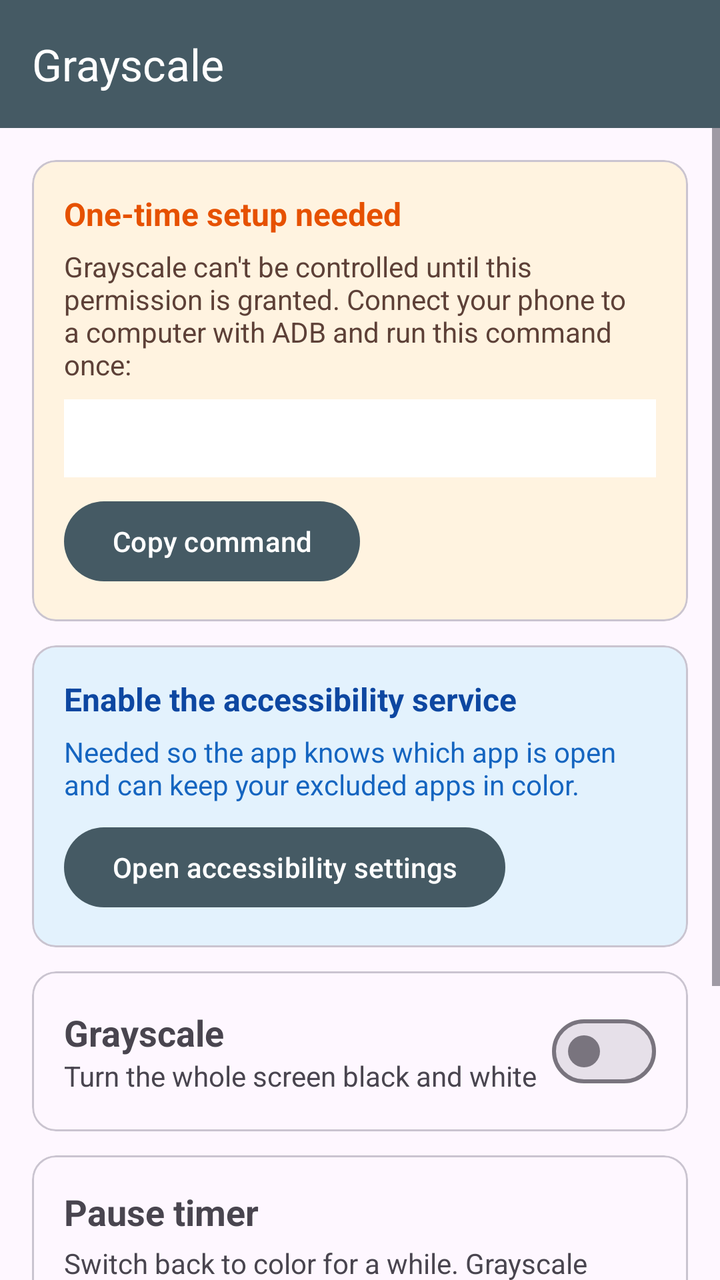
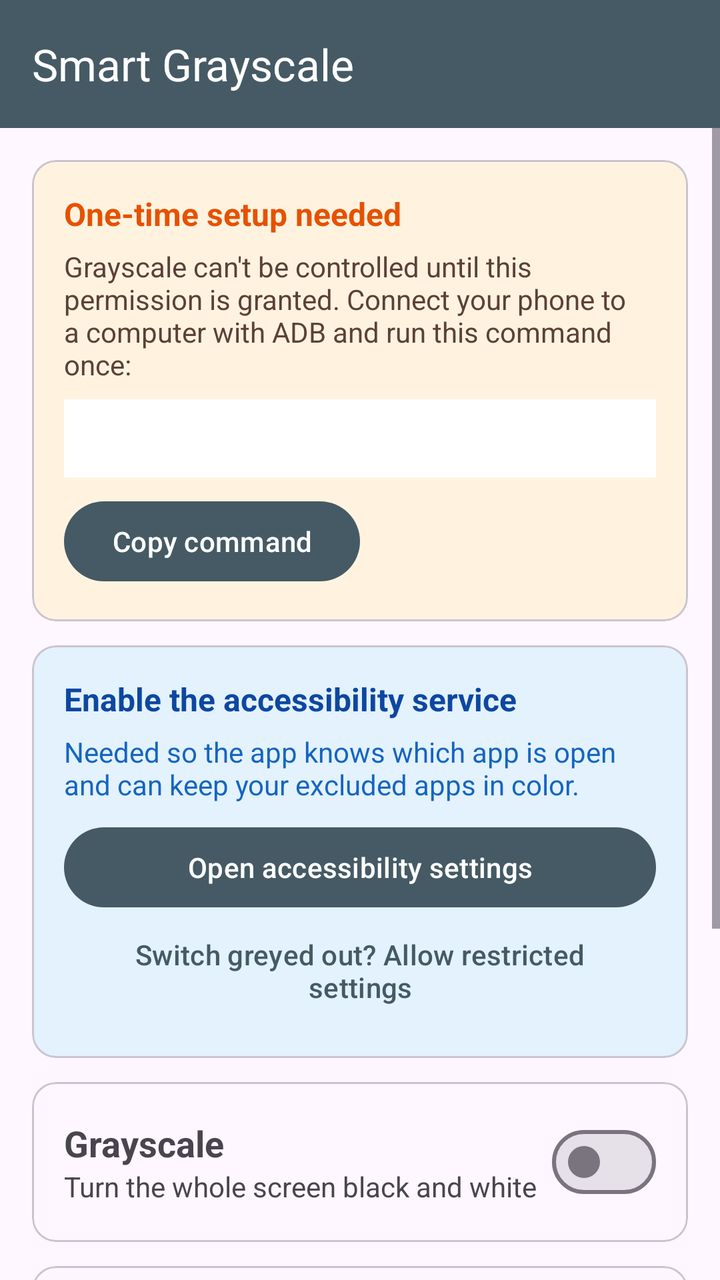

Screens rendered from an Android XML layout before and after an edit, with the pre-edit source and the edit as a unified diff.
<!-- AndroidManifest.xml: application theme Theme.GrayscaleToggle -->
<!-- res/layout/activity_main.xml -->
<?xml version="1.0" encoding="utf-8"?>
<LinearLayout xmlns:android="http://schemas.android.com/apk/res/android"
    xmlns:app="http://schemas.android.com/apk/res-auto"
    android:layout_width="match_parent"
    android:layout_height="match_parent"
    android:orientation="vertical">

    <com.google.android.material.appbar.MaterialToolbar
        android:id="@+id/toolbar"
        android:layout_width="match_parent"
        android:layout_height="?attr/actionBarSize"
        android:background="?attr/colorPrimary"
        app:title="@string/app_name"
        app:titleTextColor="?attr/colorOnPrimary" />

    <ScrollView
        android:layout_width="match_parent"
        android:layout_height="match_parent">

        <LinearLayout
            android:layout_width="match_parent"
            android:layout_height="wrap_content"
            android:orientation="vertical"
            android:padding="16dp">

            
            <com.google.android.material.card.MaterialCardView
                android:id="@+id/cardPermission"
                android:layout_width="match_parent"
                android:layout_height="wrap_content"
                android:layout_marginBottom="12dp"
                app:cardBackgroundColor="#FFF3E0"
                app:cardCornerRadius="12dp">

                <LinearLayout
                    android:layout_width="match_parent"
                    android:layout_height="wrap_content"
                    android:orientation="vertical"
                    android:padding="16dp">

                    <TextView
                        android:layout_width="wrap_content"
                        android:layout_height="wrap_content"
                        android:text="One-time setup needed"
                        android:textColor="#E65100"
                        android:textSize="16sp"
                        android:textStyle="bold" />

                    <TextView
                        android:layout_width="match_parent"
                        android:layout_height="wrap_content"
                        android:layout_marginTop="6dp"
                        android:text="Grayscale can't be controlled until this permission is granted. Connect your phone to a computer with ADB and run this command once:"
                        android:textColor="#5D4037" />

                    <TextView
                        android:id="@+id/textAdbCommand"
                        android:layout_width="match_parent"
                        android:layout_height="wrap_content"
                        android:layout_marginTop="8dp"
                        android:background="#FFFFFFFF"
                        android:fontFamily="monospace"
                        android:padding="10dp"
                        android:textColor="#000000"
                        android:textIsSelectable="true"
                        tools:ignore="HardcodedText"
                        xmlns:tools="http://schemas.android.com/tools" />

                    <com.google.android.material.button.MaterialButton
                        android:id="@+id/btnCopyCommand"
                        android:layout_width="wrap_content"
                        android:layout_height="wrap_content"
                        android:layout_marginTop="8dp"
                        android:text="Copy command" />
                </LinearLayout>
            </com.google.android.material.card.MaterialCardView>

            
            <com.google.android.material.card.MaterialCardView
                android:id="@+id/cardAccessibility"
                android:layout_width="match_parent"
                android:layout_height="wrap_content"
                android:layout_marginBottom="12dp"
                app:cardBackgroundColor="#E3F2FD"
                app:cardCornerRadius="12dp">

                <LinearLayout
                    android:layout_width="match_parent"
                    android:layout_height="wrap_content"
                    android:orientation="vertical"
                    android:padding="16dp">

                    <TextView
                        android:layout_width="wrap_content"
                        android:layout_height="wrap_content"
                        android:text="Enable the accessibility service"
                        android:textColor="#0D47A1"
                        android:textSize="16sp"
                        android:textStyle="bold" />

                    <TextView
                        android:layout_width="match_parent"
                        android:layout_height="wrap_content"
                        android:layout_marginTop="6dp"
                        android:text="Needed so the app knows which app is open and can keep your excluded apps in color."
                        android:textColor="#1565C0" />

                    <com.google.android.material.button.MaterialButton
                        android:id="@+id/btnEnableAccessibility"
                        android:layout_width="wrap_content"
                        android:layout_height="wrap_content"
                        android:layout_marginTop="8dp"
                        android:text="Open accessibility settings" />
                </LinearLayout>
            </com.google.android.material.card.MaterialCardView>

            
            <com.google.android.material.card.MaterialCardView
                android:layout_width="match_parent"
                android:layout_height="wrap_content"
                app:cardCornerRadius="12dp">

                <LinearLayout
                    android:layout_width="match_parent"
                    android:layout_height="wrap_content"
                    android:gravity="center_vertical"
                    android:orientation="horizontal"
                    android:padding="16dp">

                    <LinearLayout
                        android:layout_width="0dp"
                        android:layout_height="wrap_content"
                        android:layout_weight="1"
                        android:orientation="vertical">

                        <TextView
                            android:layout_width="wrap_content"
                            android:layout_height="wrap_content"
                            android:text="Grayscale"
                            android:textSize="18sp"
                            android:textStyle="bold" />

                        <TextView
                            android:layout_width="wrap_content"
                            android:layout_height="wrap_content"
                            android:text="Turn the whole screen black and white" />
                    </LinearLayout>

                    <com.google.android.material.materialswitch.MaterialSwitch
                        android:id="@+id/switchMaster"
                        android:layout_width="wrap_content"
                        android:layout_height="wrap_content" />
                </LinearLayout>
            </com.google.android.material.card.MaterialCardView>

            
            <com.google.android.material.card.MaterialCardView
                android:layout_width="match_parent"
                android:layout_height="wrap_content"
                android:layout_marginTop="12dp"
                app:cardCornerRadius="12dp">

                <LinearLayout
                    android:layout_width="match_parent"
                    android:layout_height="wrap_content"
                    android:orientation="vertical"
                    android:padding="16dp">

                    <TextView
                        android:layout_width="wrap_content"
                        android:layout_height="wrap_content"
                        android:text="Pause timer"
                        android:textSize="18sp"
                        android:textStyle="bold" />

                    <TextView
                        android:layout_width="match_parent"
                        android:layout_height="wrap_content"
                        android:layout_marginTop="4dp"
                        android:text="Switch back to color for a while. Grayscale turns itself back on when the timer ends." />

                    <LinearLayout
                        android:layout_width="match_parent"
                        android:layout_height="wrap_content"
                        android:layout_marginTop="12dp"
                        android:gravity="center_vertical"
                        android:orientation="horizontal">

                        <EditText
                            android:id="@+id/editMinutes"
                            android:layout_width="90dp"
                            android:layout_height="wrap_content"
                            android:inputType="number"
                            android:text="30"
                            android:importantForAutofill="no"
                            android:textSize="18sp"
                            tools:ignore="HardcodedText,LabelFor"
                            xmlns:tools="http://schemas.android.com/tools" />

                        <TextView
                            android:layout_width="wrap_content"
                            android:layout_height="wrap_content"
                            android:layout_marginStart="8dp"
                            android:text="minutes" />
                    </LinearLayout>

                    <com.google.android.material.button.MaterialButton
                        android:id="@+id/btnStartPause"
                        android:layout_width="match_parent"
                        android:layout_height="wrap_content"
                        android:layout_marginTop="12dp"
                        android:text="Pause grayscale" />

                    <TextView
                        android:id="@+id/textTimerStatus"
                        android:layout_width="match_parent"
                        android:layout_height="wrap_content"
                        android:layout_marginTop="12dp"
                        android:gravity="center"
                        android:textStyle="bold"
                        android:visibility="gone" />

                    <com.google.android.material.button.MaterialButton
                        android:id="@+id/btnCancelPause"
                        style="@style/Widget.Material3.Button.OutlinedButton"
                        android:layout_width="match_parent"
                        android:layout_height="wrap_content"
                        android:layout_marginTop="8dp"
                        android:text="Resume grayscale now"
                        android:visibility="gone" />
                </LinearLayout>
            </com.google.android.material.card.MaterialCardView>

            <TextView
                android:id="@+id/textStatus"
                android:layout_width="match_parent"
                android:layout_height="wrap_content"
                android:layout_marginTop="16dp"
                android:gravity="center"
                android:textColor="?android:attr/textColorSecondary" />
        </LinearLayout>
    </ScrollView>
</LinearLayout>
<!-- resources referenced by this layout -->
<resources>
  <string name="app_name">Grayscale</string>
  <style name="Theme.GrayscaleToggle" parent="Theme.Material3.DayNight.NoActionBar">
          <item name="colorPrimary">@color/primary</item>
          <item name="colorOnPrimary">@color/white</item>
      </style>
  <color name="primary">#455A64</color>
  <color name="white">#FFFFFFFF</color>
</resources>

<!-- the commit's change to res/layout/activity_main.xml (unified diff, before → after) -->
@@ -99,6 +99,7 @@
                         android:textStyle="bold" />
 
                     <TextView
+                        android:id="@+id/textAccessibilityDesc"
                         android:layout_width="match_parent"
                         android:layout_height="wrap_content"
                         android:layout_marginTop="6dp"
@@ -107,10 +108,17 @@
 
                     <com.google.android.material.button.MaterialButton
                         android:id="@+id/btnEnableAccessibility"
-                        android:layout_width="wrap_content"
+                        android:layout_width="match_parent"
                         android:layout_height="wrap_content"
                         android:layout_marginTop="8dp"
                         android:text="Open accessibility settings" />
+
+                    <com.google.android.material.button.MaterialButton
+                        android:id="@+id/btnAppInfo"
+                        style="@style/Widget.Material3.Button.TextButton"
+                        android:layout_width="match_parent"
+                        android:layout_height="wrap_content"
+                        android:text="Switch greyed out? Allow restricted settings" />
                 </LinearLayout>
             </com.google.android.material.card.MaterialCardView>
 
<!-- resource entries referenced after the edit -->
@@ -1,6 +1,6 @@
 <!-- resources referenced by this layout -->
 <resources>
-  <string name="app_name">Grayscale</string>
+  <string name="app_name">Smart Grayscale</string>
   <style name="Theme.GrayscaleToggle" parent="Theme.Material3.DayNight.NoActionBar">
           <item name="colorPrimary">@color/primary</item>
           <item name="colorOnPrimary">@color/white</item>
